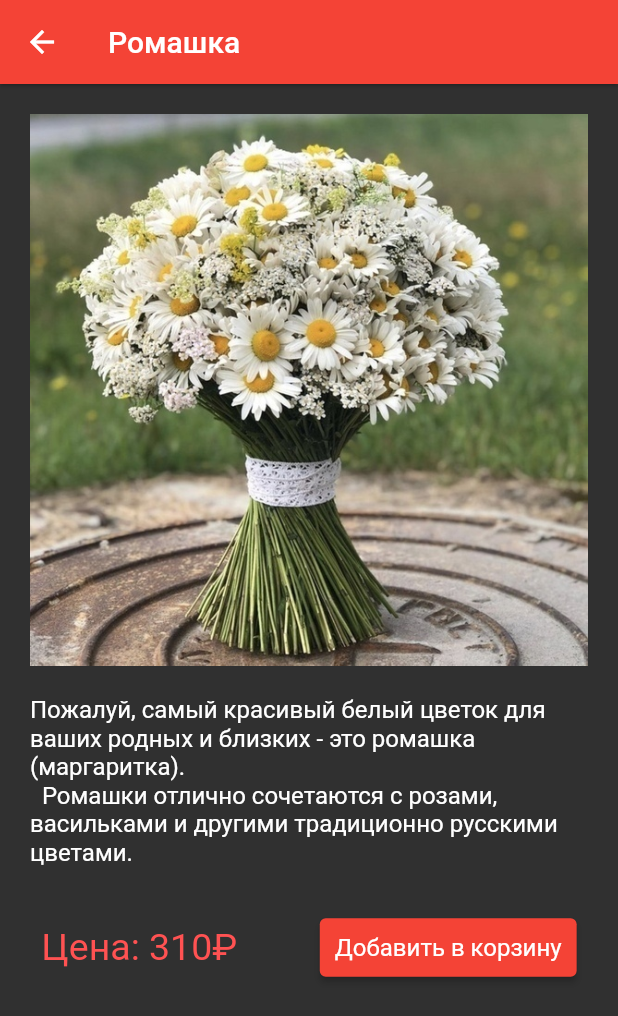
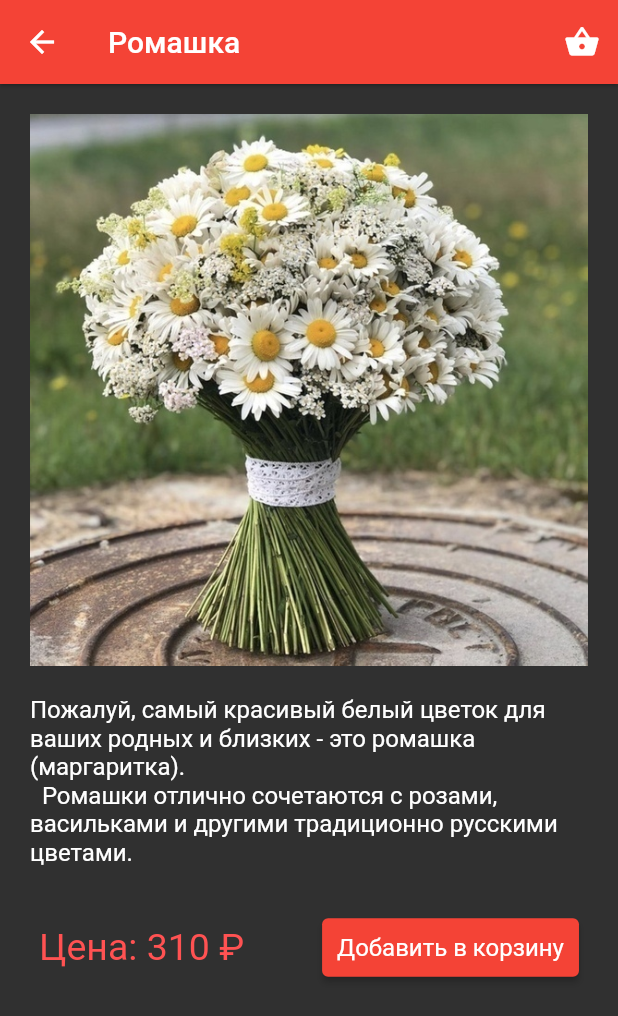
Before and after one commit to pirat4365/RedShop, a Flutter app: the screen it shows after launch, after a tap on "Ромашка", on a phone screen of 412 x 824 dp. Shown: the top 1016 px of the screen. Run offline on Flutter 3.47's test engine with Material 2 defaults, Android fonts, the phone set to English and light mode, and no system bars; Roboto replaces fonts that are missing (Georgia).

Commit message:
-add(string.dart)moved string literals to new file -change(basket.dart) remake  BasketPage -change(main.dart) remake MainPage

```diff
--- a/lib/main.dart
+++ b/lib/main.dart
@@ -1,6 +1,7 @@
 import 'package:flutter/material.dart';
 import 'package:redshop/redshop_data.dart';
 import 'package:redshop/basket.dart';
+import 'package:redshop/string.dart';
 
 void main() {
   runApp(MaterialApp(
@@ -22,15 +23,11 @@ class MainPage extends StatefulWidget {
 }
 
 class _MainPageState extends State<MainPage> {
-  final productList = Column(
-    children: [],
-  );
-
   @override
   Widget build(BuildContext context) {
     return Scaffold(
         appBar: AppBar(
-          title: Text('RedShop'),
+          title: Text(storeName),
           actions: [
             IconButton(
               icon: Icon(Icons.shopping_basket),
@@ -43,12 +40,10 @@ class _MainPageState extends State<MainPage> {
         ),
         body: ListView.builder(
             itemCount: productData.keys.length,
-            itemBuilder: (context, i) {
-              for (var item in productData.entries) {
-                productList.children
-                    .add(ProductContainer(item.key, item.value[1]));
-              }
-              return productList.children[i];
+            itemBuilder: (context, index) {
+              var productDataList = productData.entries.toList();
+              return ProductContainer(
+                  productDataList[index].key, productDataList[index].value[1]);
             }));
   }
 }
@@ -79,9 +74,15 @@ class ProductPage extends StatelessWidget {
   @override
   Widget build(BuildContext context) {
     return Scaffold(
-        appBar: AppBar(
-          title: Text(productName),
-        ),
+        appBar: AppBar(title: Text(productName), actions: [
+          IconButton(
+            icon: Icon(Icons.shopping_basket),
+            onPressed: () => {
+              Navigator.push(context,
+                  MaterialPageRoute(builder: (context) => BasketPage()))
+            },
+          ),
+        ]),
         body: ListView(children: [
           Container(
               padding:
@@ -101,7 +102,7 @@ class ProductPage extends StatelessWidget {
             children: [
               Container(
                 child: Text(
-                  'Цена: ' + productData[productName]![2] + '₽',
+                  '$cost: ${productData[productName]![2]} $rubles',
                   style: TextStyle(fontSize: 25, color: Colors.redAccent),
                 ),
               ),
@@ -114,7 +115,7 @@ class ProductPage extends StatelessWidget {
                   onPressed: () {
                     basketList.add(productName);
                   },
-                  child: Text("Добавить в корзину"))
+                  child: Text(addToCart))
             ],
           )
         ]));
--- /dev/null
+++ b/lib/string.dart
@@ -0,0 +1,6 @@
+const storeName = "RedShop";
+const cost = "Цена";
+const rubles = "₽";
+const addToCart = "Добавить в корзину";
+const total = "Итого";
+const cart = "Корзина";
```
Also changed, not shown: lib/basket.dart (+6 -11 lines).
